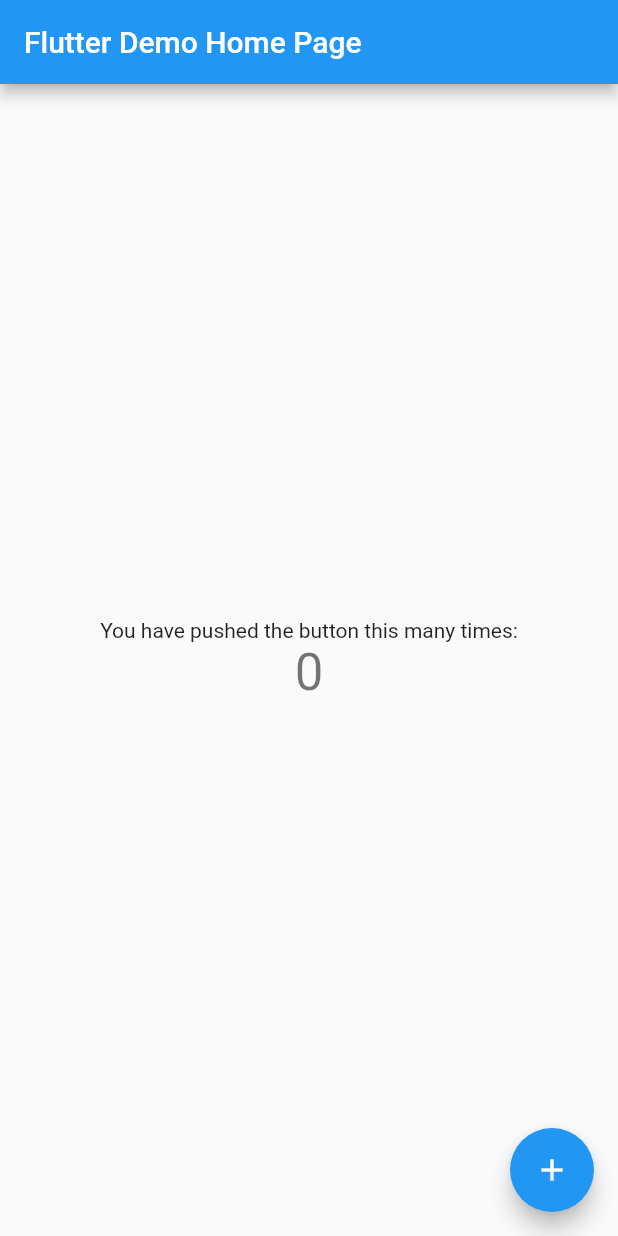
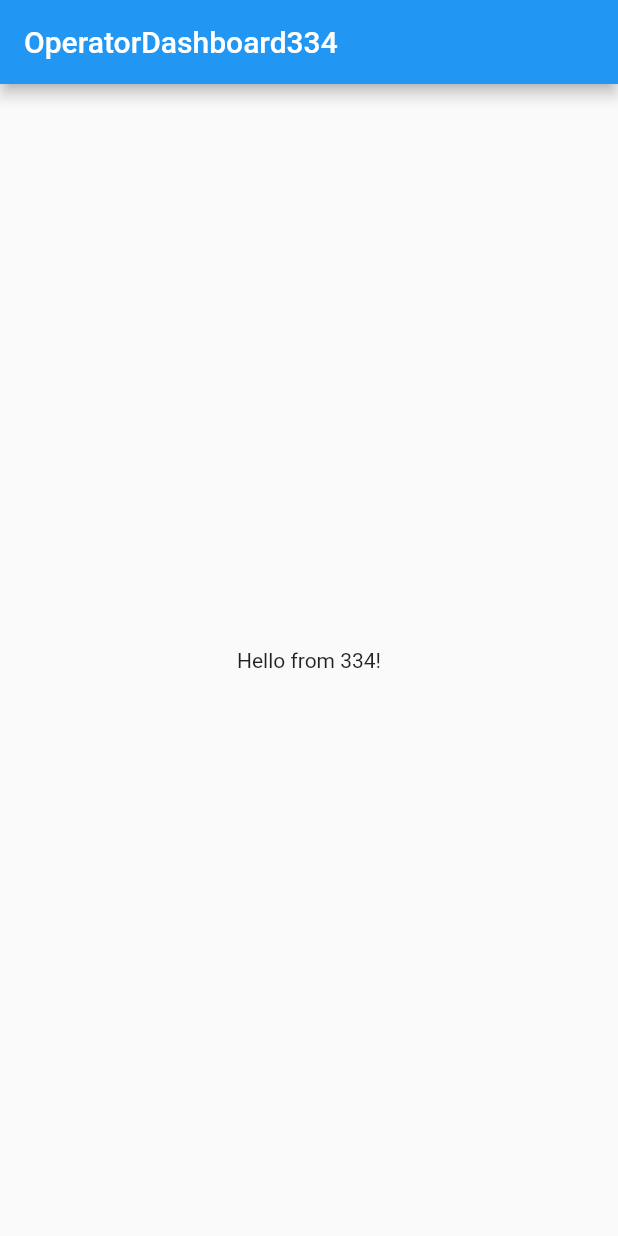
Before and after one commit to Team334/OperatorDashboard334, a Flutter app: the screen it shows after launch, on a phone screen of 412 x 824 dp. Run offline on Flutter 3.47's test engine with Material 2 defaults, Android fonts, the phone set to English and light mode, and no system bars.

Commit message:
copied some code of the internet

```diff
--- a/lib/main.dart
+++ b/lib/main.dart
@@ -1,115 +1,24 @@
 import 'package:flutter/material.dart';
 
 void main() {
-  runApp(const MyApp());
+  runApp(const OperatorDashboard334());
 }
 
-class MyApp extends StatelessWidget {
-  const MyApp({super.key});
-
-  // This widget is the root of your application.
-  @override
-  Widget build(BuildContext context) {
-    return MaterialApp(
-      title: 'Flutter Demo',
-      theme: ThemeData(
-        // This is the theme of your application.
-        //
-        // Try running your application with "flutter run". You'll see the
-        // application has a blue toolbar. Then, without quitting the app, try
-        // changing the primarySwatch below to Colors.green and then invoke
-        // "hot reload" (press "r" in the console where you ran "flutter run",
-        // or simply save your changes to "hot reload" in a Flutter IDE).
-        // Notice that the counter didn't reset back to zero; the application
-        // is not restarted.
-        primarySwatch: Colors.blue,
-      ),
-      home: const MyHomePage(title: 'Flutter Demo Home Page'),
-    );
-  }
-}
-
-class MyHomePage extends StatefulWidget {
-  const MyHomePage({super.key, required this.title});
-
-  // This widget is the home page of your application. It is stateful, meaning
-  // that it has a State object (defined below) that contains fields that affect
-  // how it looks.
-
-  // This class is the configuration for the state. It holds the values (in this
-  // case the title) provided by the parent (in this case the App widget) and
-  // used by the build method of the State. Fields in a Widget subclass are
-  // always marked "final".
-
-  final String title;
-
-  @override
-  State<MyHomePage> createState() => _MyHomePageState();
-}
-
-class _MyHomePageState extends State<MyHomePage> {
-  int _counter = 0;
-
-  void _incrementCounter() {
-    setState(() {
-      // This call to setState tells the Flutter framework that something has
-      // changed in this State, which causes it to rerun the build method below
-      // so that the display can reflect the updated values. If we changed
-      // _counter without calling setState(), then the build method would not be
-      // called again, and so nothing would appear to happen.
-      _counter++;
-    });
-  }
+class OperatorDashboard334 extends StatelessWidget {
+  const OperatorDashboard334({Key? key}) : super(key: key);
 
   @override
   Widget build(BuildContext context) {
-    // This method is rerun every time setState is called, for instance as done
-    // by the _incrementCounter method above.
-    //
-    // The Flutter framework has been optimized to make rerunning build methods
-    // fast, so that you can just rebuild anything that needs updating rather
-    // than having to individually change instances of widgets.
-    return Scaffold(
+    // Material App
+    return MaterialApp(
+
+        // Scaffold Widget
+        home: Scaffold(
       appBar: AppBar(
-        // Here we take the value from the MyHomePage object that was created by
-        // the App.build method, and use it to set our appbar title.
-        title: Text(widget.title),
+        // AppBar takes a Text Widget in it's title parameter
+        title: const Text('OperatorDashboard334'),
       ),
-      body: Center(
-        // Center is a layout widget. It takes a single child and positions it
-        // in the middle of the parent.
-        child: Column(
-          // Column is also a layout widget. It takes a list of children and
-          // arranges them vertically. By default, it sizes itself to fit its
-          // children horizontally, and tries to be as tall as its parent.
-          //
-          // Invoke "debug painting" (press "p" in the console, choose the
-          // "Toggle Debug Paint" action from the Flutter Inspector in Android
-          // Studio, or the "Toggle Debug Paint" command in Visual Studio Code)
-          // to see the wireframe for each widget.
-          //
-          // Column has various properties to control how it sizes itself and
-          // how it positions its children. Here we use mainAxisAlignment to
-          // center the children vertically; the main axis here is the vertical
-          // axis because Columns are vertical (the cross axis would be
-          // horizontal).
-          mainAxisAlignment: MainAxisAlignment.center,
-          children: <Widget>[
-            const Text(
-              'You have pushed the button this many times:',
-            ),
-            Text(
-              '$_counter',
-              style: Theme.of(context).textTheme.headlineMedium,
-            ),
-          ],
-        ),
-      ),
-      floatingActionButton: FloatingActionButton(
-        onPressed: _incrementCounter,
-        tooltip: 'Increment',
-        child: const Icon(Icons.add),
-      ), // This trailing comma makes auto-formatting nicer for build methods.
-    );
+      body: const Center(child: Text('Hello from 334!')),
+    ));
   }
 }
```
